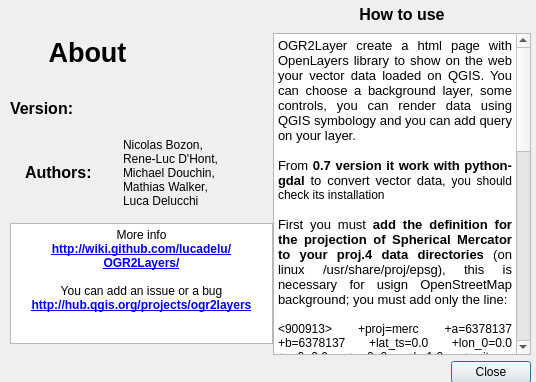
Old version of the form ui_About.ui in the repository lucadelu/OGR2Layers.
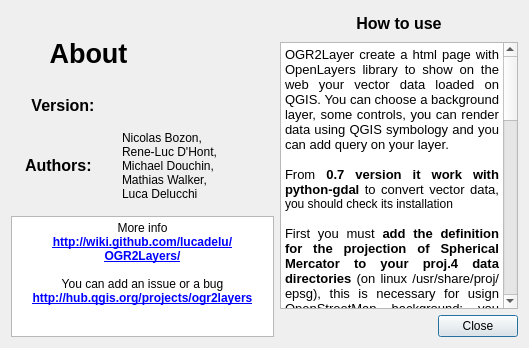
New version of the form. Icons and pictures are not drawn.

Commit message: fix layout in about dialog

The edit to the form file:
```diff
--- a/ui_About.ui
+++ b/ui_About.ui
@@ -6,8 +6,8 @@
    <rect>
     <x>0</x>
     <y>0</y>
-    <width>536</width>
-    <height>382</height>
+    <width>529</width>
+    <height>336</height>
    </rect>
   </property>
   <property name="sizePolicy">
@@ -19,93 +19,8 @@
   <property name="windowTitle">
    <string>OGR2Layers Plugin: Info</string>
   </property>
-  <widget class="QWidget" name="layoutWidget">
-   <property name="geometry">
-    <rect>
-     <x>273</x>
-     <y>2</y>
-     <width>258</width>
-     <height>381</height>
-    </rect>
-   </property>
-   <layout class="QVBoxLayout" name="verticalLayout_2">
-    <item>
-     <widget class="QLabel" name="label_help">
-      <property name="minimumSize">
-       <size>
-        <width>0</width>
-        <height>25</height>
-       </size>
-      </property>
-      <property name="maximumSize">
-       <size>
-        <width>16777215</width>
-        <height>25</height>
-       </size>
-      </property>
-      <property name="text">
-       <string>&lt;!DOCTYPE HTML PUBLIC &quot;-//W3C//DTD HTML 4.0//EN&quot; &quot;http://www.w3.org/TR/REC-html40/strict.dtd&quot;&gt;
-&lt;html&gt;&lt;head&gt;&lt;meta name=&quot;qrichtext&quot; content=&quot;1&quot; /&gt;&lt;style type=&quot;text/css&quot;&gt;
-p, li { white-space: pre-wrap; }
-&lt;/style&gt;&lt;/head&gt;&lt;body style=&quot; font-family:'Sans Serif'; font-size:9pt; font-weight:400; font-style:normal;&quot;&gt;
-&lt;p align=&quot;center&quot; style=&quot; margin-top:0px; margin-bottom:0px; margin-left:0px; margin-right:0px; -qt-block-indent:0; text-indent:0px;&quot;&gt;&lt;span style=&quot; font-size:12pt; font-weight:600;&quot;&gt;How to use&lt;/span&gt;&lt;/p&gt;&lt;/body&gt;&lt;/html&gt;</string>
-      </property>
-     </widget>
-    </item>
-    <item>
-     <widget class="QTextBrowser" name="textBrowser_2">
-      <property name="font">
-       <font>
-        <weight>50</weight>
-        <bold>false</bold>
-       </font>
-      </property>
-      <property name="html">
-       <string>&lt;!DOCTYPE HTML PUBLIC &quot;-//W3C//DTD HTML 4.0//EN&quot; &quot;http://www.w3.org/TR/REC-html40/strict.dtd&quot;&gt;
-&lt;html&gt;&lt;head&gt;&lt;meta name=&quot;qrichtext&quot; content=&quot;1&quot; /&gt;&lt;style type=&quot;text/css&quot;&gt;
-p, li { white-space: pre-wrap; }
-&lt;/style&gt;&lt;/head&gt;&lt;body style=&quot; font-family:'Sans Serif'; font-size:9pt; font-weight:400; font-style:normal;&quot;&gt;
-&lt;p align=&quot;justify&quot; style=&quot; margin-top:0px; margin-bottom:0px; margin-left:0px; margin-right:0px; -qt-block-indent:0; text-indent:0px;&quot;&gt;&lt;span style=&quot; font-size:10pt;&quot;&gt;OGR2Layer create a html page with OpenLayers library to show on the web your vector data loaded on QGIS. You can choose a background layer, some controls, you can render data using QGIS symbology and you can add query on your layer.&lt;/span&gt;&lt;/p&gt;
-&lt;p align=&quot;justify&quot; style=&quot;-qt-paragraph-type:empty; margin-top:0px; margin-bottom:0px; margin-left:0px; margin-right:0px; -qt-block-indent:0; text-indent:0px; font-size:10pt;&quot;&gt;&lt;/p&gt;
-&lt;p align=&quot;justify&quot; style=&quot; margin-top:0px; margin-bottom:0px; margin-left:0px; margin-right:0px; -qt-block-indent:0; text-indent:0px;&quot;&gt;&lt;span style=&quot; font-size:10pt;&quot;&gt;From &lt;/span&gt;&lt;span style=&quot; font-size:10pt; font-weight:600;&quot;&gt;0.7 version it work with python-gdal&lt;/span&gt;&lt;span style=&quot; font-size:10pt;&quot;&gt; to convert vector data, &lt;/span&gt;&lt;a name=&quot;result_box&quot;&gt;&lt;/a&gt;&lt;span style=&quot; background-color:#ffffff;&quot;&gt;y&lt;/span&gt;&lt;span style=&quot; background-color:#ffffff;&quot;&gt;ou should check its installation&lt;/span&gt;&lt;/p&gt;
-&lt;p align=&quot;justify&quot; style=&quot;-qt-paragraph-type:empty; margin-top:0px; margin-bottom:0px; margin-left:0px; margin-right:0px; -qt-block-indent:0; text-indent:0px; font-size:10pt;&quot;&gt;&lt;/p&gt;
-&lt;p align=&quot;justify&quot; style=&quot; margin-top:0px; margin-bottom:0px; margin-left:0px; margin-right:0px; -qt-block-indent:0; text-indent:0px;&quot;&gt;&lt;span style=&quot; font-size:10pt;&quot;&gt;First you must &lt;/span&gt;&lt;span style=&quot; font-size:10pt; font-weight:600;&quot;&gt;add the definition for the projection of Spherical Mercator to your proj.4 data directories&lt;/span&gt;&lt;span style=&quot; font-size:10pt;&quot;&gt; (on linux /usr/share/proj/epsg), this is necessary for usign OpenStreetMap background; you must add only the line:&lt;/span&gt;&lt;/p&gt;
-&lt;p align=&quot;justify&quot; style=&quot;-qt-paragraph-type:empty; margin-top:0px; margin-bottom:0px; margin-left:0px; margin-right:0px; -qt-block-indent:0; text-indent:0px; font-size:10pt;&quot;&gt;&lt;/p&gt;
-&lt;p align=&quot;justify&quot; style=&quot; margin-top:0px; margin-bottom:0px; margin-left:0px; margin-right:0px; -qt-block-indent:0; text-indent:0px;&quot;&gt;&lt;span style=&quot; font-family:'Courier New, courier';&quot;&gt;&amp;lt;900913&amp;gt; +proj=merc +a=6378137 +b=6378137 +lat_ts=0.0 +lon_0=0.0 +x_0=0.0 +y_0=0 +k=1.0 +units=m +nadgrids=@null +no_defs&lt;/span&gt;&lt;/p&gt;
-&lt;p align=&quot;justify&quot; style=&quot;-qt-paragraph-type:empty; margin-top:0px; margin-bottom:0px; margin-left:0px; margin-right:0px; -qt-block-indent:0; text-indent:0px;&quot;&gt;&lt;/p&gt;
-&lt;p align=&quot;justify&quot; style=&quot; margin-top:0px; margin-bottom:0px; margin-left:0px; margin-right:0px; -qt-block-indent:0; text-indent:0px;&quot;&gt;&lt;span style=&quot; font-size:10pt;&quot;&gt;The second important part is &lt;/span&gt;&lt;span style=&quot; font-size:10pt; font-weight:600;&quot;&gt;your vector layer has a  known spatial reference system&lt;/span&gt;&lt;span style=&quot; font-size:10pt;&quot;&gt; (e.g. file .prj for shapefile) then you can load vector data and start OGR2Layer plugin, now  you choose the directory where the plugin save the files (.html for internet page and gml for vector data) and several option to add in OpenLayers.&lt;/span&gt;&lt;/p&gt;
-&lt;p align=&quot;justify&quot; style=&quot;-qt-paragraph-type:empty; margin-top:0px; margin-bottom:0px; margin-left:0px; margin-right:0px; -qt-block-indent:0; text-indent:0px; font-size:10pt;&quot;&gt;&lt;/p&gt;
-&lt;p align=&quot;justify&quot; style=&quot; margin-top:0px; margin-bottom:0px; margin-left:0px; margin-right:0px; -qt-block-indent:0; text-indent:0px;&quot;&gt;&lt;span style=&quot; font-size:10pt;&quot;&gt;From &lt;/span&gt;&lt;span style=&quot; font-size:10pt; font-weight:600;&quot;&gt;version 0.8.0&lt;/span&gt;&lt;span style=&quot; font-size:10pt;&quot;&gt; &amp;quot;&lt;/span&gt;&lt;span style=&quot; font-size:10pt; font-style:italic;&quot;&gt;QGIS Render&lt;/span&gt;&lt;span style=&quot; font-size:10pt;&quot;&gt;&amp;quot; in the &amp;quot;&lt;/span&gt;&lt;span style=&quot; font-size:10pt; font-style:italic;&quot;&gt;Render option&lt;/span&gt;&lt;span style=&quot; font-size:10pt;&quot;&gt;&amp;quot; supports all symbologies of &amp;quot;&lt;/span&gt;&lt;span style=&quot; font-size:10pt; font-style:italic;&quot;&gt;Old symbology Style&lt;/span&gt;&lt;span style=&quot; font-size:10pt;&quot;&gt;&amp;quot;&lt;/span&gt;&lt;/p&gt;
-&lt;p align=&quot;justify&quot; style=&quot;-qt-paragraph-type:empty; margin-top:0px; margin-bottom:0px; margin-left:0px; margin-right:0px; -qt-block-indent:0; text-indent:0px; font-size:10pt;&quot;&gt;&lt;/p&gt;
-&lt;p align=&quot;justify&quot; style=&quot; margin-top:0px; margin-bottom:0px; margin-left:0px; margin-right:0px; -qt-block-indent:0; text-indent:0px;&quot;&gt;&lt;span style=&quot; font-size:10pt;&quot;&gt;From &lt;/span&gt;&lt;span style=&quot; font-size:10pt; font-weight:600;&quot;&gt;version 0.8.1&lt;/span&gt;&lt;span style=&quot; font-size:10pt;&quot;&gt; it supports also the QGIS svg symbols for &amp;quot;&lt;/span&gt;&lt;span style=&quot; font-size:10pt; font-style:italic;&quot;&gt;Single Symbol&lt;/span&gt;&lt;span style=&quot; font-size:10pt;&quot;&gt;&amp;quot; and &amp;quot;&lt;/span&gt;&lt;span style=&quot; font-size:10pt; font-style:italic;&quot;&gt;Unique Value&lt;/span&gt;&lt;span style=&quot; font-size:10pt;&quot;&gt;&amp;quot;, using &amp;quot;&lt;/span&gt;&lt;span style=&quot; font-size:10pt; font-style:italic;&quot;&gt;Old symbology&lt;/span&gt;&lt;span style=&quot; font-size:10pt;&quot;&gt;&amp;quot;. &lt;/span&gt;&lt;/p&gt;
-&lt;p align=&quot;justify&quot; style=&quot; margin-top:0px; margin-bottom:0px; margin-left:0px; margin-right:0px; -qt-block-indent:0; text-indent:0px;&quot;&gt;&lt;span style=&quot; font-size:10pt; font-weight:600;&quot;&gt;Important&lt;/span&gt;&lt;span style=&quot; font-size:10pt;&quot;&gt;: Only svg icons can be used.&lt;/span&gt;&lt;/p&gt;
-&lt;p align=&quot;justify&quot; style=&quot;-qt-paragraph-type:empty; margin-top:0px; margin-bottom:0px; margin-left:0px; margin-right:0px; -qt-block-indent:0; text-indent:0px; font-size:10pt;&quot;&gt;&lt;/p&gt;
-&lt;p align=&quot;justify&quot; style=&quot; margin-top:0px; margin-bottom:0px; margin-left:0px; margin-right:0px; -qt-block-indent:0; text-indent:0px;&quot;&gt;&lt;span style=&quot; font-size:10pt;&quot;&gt;From &lt;/span&gt;&lt;span style=&quot; font-size:10pt; font-weight:600;&quot;&gt;version 0.8.4&lt;/span&gt;&lt;span style=&quot; font-size:10pt;&quot;&gt; it supports the &amp;quot;&lt;/span&gt;&lt;span style=&quot; font-size:10pt; font-style:italic;&quot;&gt;New Symbology&lt;/span&gt;&lt;span style=&quot; font-size:10pt;&quot;&gt;&amp;quot;, it is possible to use only simple simbology for &amp;quot;&lt;/span&gt;&lt;span style=&quot; font-size:10pt; font-style:italic;&quot;&gt;Single Symbol&lt;/span&gt;&lt;span style=&quot; font-size:10pt;&quot;&gt;&amp;quot;, &amp;quot;&lt;/span&gt;&lt;span style=&quot; font-size:10pt; font-style:italic;&quot;&gt;Catagorized&lt;/span&gt;&lt;span style=&quot; font-size:10pt;&quot;&gt;&amp;quot;, &amp;quot;&lt;/span&gt;&lt;span style=&quot; font-size:10pt; font-style:italic;&quot;&gt;Graduated&lt;/span&gt;&lt;span style=&quot; font-size:10pt;&quot;&gt;&amp;quot;. &lt;/span&gt;&lt;/p&gt;
-&lt;p align=&quot;justify&quot; style=&quot; margin-top:0px; margin-bottom:0px; margin-left:0px; margin-right:0px; -qt-block-indent:0; text-indent:0px;&quot;&gt;&lt;span style=&quot; font-size:10pt; font-weight:600;&quot;&gt;Warning&lt;/span&gt;&lt;span style=&quot; font-size:10pt;&quot;&gt;: The svg icons are not supported yet&lt;/span&gt;&lt;/p&gt;
-&lt;p align=&quot;justify&quot; style=&quot;-qt-paragraph-type:empty; margin-top:0px; margin-bottom:0px; margin-left:0px; margin-right:0px; -qt-block-indent:0; text-indent:0px; font-size:10pt;&quot;&gt;&lt;/p&gt;
-&lt;p align=&quot;justify&quot; style=&quot; margin-top:0px; margin-bottom:0px; margin-left:0px; margin-right:0px; -qt-block-indent:0; text-indent:0px;&quot;&gt;&lt;span style=&quot; font-size:10pt;&quot;&gt;In the &amp;quot;&lt;/span&gt;&lt;span style=&quot; font-size:10pt; font-style:italic;&quot;&gt;Query Options&lt;/span&gt;&lt;span style=&quot; font-size:10pt;&quot;&gt;&amp;quot; the option &amp;quot;&lt;/span&gt;&lt;span style=&quot; font-size:10pt; font-style:italic;&quot;&gt;query more features&lt;/span&gt;&lt;span style=&quot; font-size:10pt;&quot;&gt;&amp;quot; use OpenLayers Strategy Cluster, this solution allow to cluster more point features and query the group, it's useful when points are very neighbouring.&lt;/span&gt;&lt;/p&gt;
-&lt;p align=&quot;justify&quot; style=&quot; margin-top:0px; margin-bottom:0px; margin-left:0px; margin-right:0px; -qt-block-indent:0; text-indent:0px;&quot;&gt;&lt;span style=&quot; font-size:10pt; font-weight:600;&quot;&gt;Important&lt;/span&gt;&lt;span style=&quot; font-size:10pt;&quot;&gt;: remember &amp;quot;&lt;/span&gt;&lt;span style=&quot; font-size:10pt; font-style:italic;&quot;&gt;query more features&lt;/span&gt;&lt;span style=&quot; font-size:10pt;&quot;&gt;&amp;quot; doesn't work with &amp;quot;&lt;/span&gt;&lt;span style=&quot; font-size:10pt; font-style:italic;&quot;&gt;Unique Value&lt;/span&gt;&lt;span style=&quot; font-size:10pt;&quot;&gt;&amp;quot; symbology&lt;/span&gt;&lt;/p&gt;&lt;/body&gt;&lt;/html&gt;</string>
-      </property>
-     </widget>
-    </item>
-    <item>
-     <widget class="QDialogButtonBox" name="buttonBox">
-      <property name="standardButtons">
-       <set>QDialogButtonBox::Close</set>
-      </property>
-     </widget>
-    </item>
-   </layout>
-  </widget>
-  <widget class="QWidget" name="layoutWidget">
-   <property name="geometry">
-    <rect>
-     <x>10</x>
-     <y>10</y>
-     <width>265</width>
-     <height>334</height>
-    </rect>
-   </property>
+  <layout class="QGridLayout" name="gridLayout">
+   <item row="0" column="0">
    <layout class="QVBoxLayout" name="verticalLayout">
     <item>
      <layout class="QHBoxLayout" name="horizontalLayout_3">
@@ -205,14 +120,20 @@
 &lt;/style&gt;&lt;/head&gt;&lt;body style=&quot; font-family:'Sans Serif'; font-size:9pt; font-weight:400; font-style:normal;&quot;&gt;
 &lt;p style=&quot; margin-top:0px; margin-bottom:0px; margin-left:0px; margin-right:0px; -qt-block-indent:0; text-indent:0px;&quot;&gt;&lt;span style=&quot; font-size:12pt; font-weight:600;&quot;&gt;Version:&lt;/span&gt;&lt;/p&gt;&lt;/body&gt;&lt;/html&gt;</string>
         </property>
+         <property name="alignment">
+          <set>Qt::AlignCenter</set>
+         </property>
+         <property name="margin">
+          <number>0</number>
+         </property>
        </widget>
       </item>
       <item>
        <widget class="QLabel" name="version_n">
         <property name="maximumSize">
          <size>
-          <width>200</width>
-          <height>16777215</height>
+           <width>136</width>
+           <height>89</height>
          </size>
         </property>
         <property name="text">
@@ -308,17 +229,88 @@
        <string>&lt;!DOCTYPE HTML PUBLIC &quot;-//W3C//DTD HTML 4.0//EN&quot; &quot;http://www.w3.org/TR/REC-html40/strict.dtd&quot;&gt;
 &lt;html&gt;&lt;head&gt;&lt;meta name=&quot;qrichtext&quot; content=&quot;1&quot; /&gt;&lt;style type=&quot;text/css&quot;&gt;
 p, li { white-space: pre-wrap; }
+&lt;/style&gt;&lt;/head&gt;&lt;body style=&quot; font-family:'DejaVu Sans'; font-size:9pt; font-weight:400; font-style:normal;&quot;&gt;
+&lt;p align=&quot;center&quot; style=&quot; margin-top:0px; margin-bottom:0px; margin-left:0px; margin-right:0px; -qt-block-indent:0; text-indent:0px;&quot;&gt;&lt;span style=&quot; font-family:'Sans Serif';&quot;&gt;More info&lt;/span&gt;&lt;/p&gt;
+&lt;p align=&quot;center&quot; style=&quot; margin-top:0px; margin-bottom:0px; margin-left:0px; margin-right:0px; -qt-block-indent:0; text-indent:0px;&quot;&gt;&lt;a href=&quot;http://wiki.github.com/lucadelu/OGR2Layers/ &quot;&gt;&lt;span style=&quot; font-family:'Sans Serif'; font-weight:600; text-decoration: underline; color:#0000ff;&quot;&gt;http://wiki.github.com/lucadelu/OGR2Layers/&lt;/span&gt;&lt;/a&gt;&lt;/p&gt;
+&lt;p style=&quot;-qt-paragraph-type:empty; margin-top:0px; margin-bottom:0px; margin-left:0px; margin-right:0px; -qt-block-indent:0; text-indent:0px; font-family:'Sans Serif'; font-weight:600; text-decoration: underline; color:#0000ff;&quot;&gt;&lt;br /&gt;&lt;/p&gt;
+&lt;p align=&quot;center&quot; style=&quot; margin-top:0px; margin-bottom:0px; margin-left:0px; margin-right:0px; -qt-block-indent:0; text-indent:0px;&quot;&gt;&lt;span style=&quot; font-family:'Sans Serif';&quot;&gt;You can add an issue or a bug&lt;/span&gt;&lt;/p&gt;
+&lt;p align=&quot;center&quot; style=&quot; margin-top:0px; margin-bottom:0px; margin-left:0px; margin-right:0px; -qt-block-indent:0; text-indent:0px;&quot;&gt;&lt;a href=&quot;http://hub.qgis.org/projects/ogr2layers&quot;&gt;&lt;span style=&quot; font-family:'Sans Serif'; font-weight:600; text-decoration: underline; color:#0000ff;&quot;&gt;http://hub.qgis.org/projects/ogr2layers&lt;/span&gt;&lt;/a&gt;&lt;/p&gt;&lt;/body&gt;&lt;/html&gt;</string>
+       </property>
+      </widget>
+     </item>
+    </layout>
+   </item>
+   <item row="0" column="1">
+    <layout class="QVBoxLayout" name="verticalLayout_2">
+     <item>
+      <widget class="QLabel" name="label_help">
+       <property name="minimumSize">
+        <size>
+         <width>0</width>
+         <height>25</height>
+        </size>
+       </property>
+       <property name="maximumSize">
+        <size>
+         <width>16777215</width>
+         <height>25</height>
+        </size>
+       </property>
+       <property name="text">
+        <string>&lt;!DOCTYPE HTML PUBLIC &quot;-//W3C//DTD HTML 4.0//EN&quot; &quot;http://www.w3.org/TR/REC-html40/strict.dtd&quot;&gt;
+&lt;html&gt;&lt;head&gt;&lt;meta name=&quot;qrichtext&quot; content=&quot;1&quot; /&gt;&lt;style type=&quot;text/css&quot;&gt;
+p, li { white-space: pre-wrap; }
 &lt;/style&gt;&lt;/head&gt;&lt;body style=&quot; font-family:'Sans Serif'; font-size:9pt; font-weight:400; font-style:normal;&quot;&gt;
-&lt;p align=&quot;center&quot; style=&quot; margin-top:0px; margin-bottom:0px; margin-left:0px; margin-right:0px; -qt-block-indent:0; text-indent:0px;&quot;&gt;More info&lt;/p&gt;
-&lt;p align=&quot;center&quot; style=&quot; margin-top:0px; margin-bottom:0px; margin-left:0px; margin-right:0px; -qt-block-indent:0; text-indent:0px;&quot;&gt;&lt;a href=&quot;http://wiki.github.com/lucadelu/OGR2Layers/ &quot;&gt;&lt;span style=&quot; font-weight:600; text-decoration: underline; color:#0000ff;&quot;&gt;http://wiki.github.com/lucadelu/OGR2Layers/&lt;/span&gt;&lt;/a&gt;&lt;/p&gt;
-&lt;p style=&quot;-qt-paragraph-type:empty; margin-top:0px; margin-bottom:0px; margin-left:0px; margin-right:0px; -qt-block-indent:0; text-indent:0px; font-weight:600; text-decoration: underline; color:#0000ff;&quot;&gt;&lt;/p&gt;
-&lt;p align=&quot;center&quot; style=&quot; margin-top:0px; margin-bottom:0px; margin-left:0px; margin-right:0px; -qt-block-indent:0; text-indent:0px;&quot;&gt;You can add an issue or a bug&lt;/p&gt;
-&lt;p align=&quot;center&quot; style=&quot; margin-top:0px; margin-bottom:0px; margin-left:0px; margin-right:0px; -qt-block-indent:0; text-indent:0px;&quot;&gt;&lt;a href=&quot;http://hub.qgis.org/projects/ogr2layers&quot;&gt;&lt;span style=&quot; font-weight:600; text-decoration: underline; color:#0000ff;&quot;&gt;http://hub.qgis.org/projects/ogr2layers&lt;/span&gt;&lt;/a&gt;&lt;/p&gt;&lt;/body&gt;&lt;/html&gt;</string>
+&lt;p align=&quot;center&quot; style=&quot; margin-top:0px; margin-bottom:0px; margin-left:0px; margin-right:0px; -qt-block-indent:0; text-indent:0px;&quot;&gt;&lt;span style=&quot; font-size:12pt; font-weight:600;&quot;&gt;How to use&lt;/span&gt;&lt;/p&gt;&lt;/body&gt;&lt;/html&gt;</string>
       </property>
      </widget>
     </item>
-   </layout>
-  </widget>
+     <item>
+      <widget class="QTextBrowser" name="textBrowser_2">
+       <property name="font">
+        <font>
+         <weight>50</weight>
+         <bold>false</bold>
+        </font>
+       </property>
+       <property name="html">
+        <string>&lt;!DOCTYPE HTML PUBLIC &quot;-//W3C//DTD HTML 4.0//EN&quot; &quot;http://www.w3.org/TR/REC-html40/strict.dtd&quot;&gt;
+&lt;html&gt;&lt;head&gt;&lt;meta name=&quot;qrichtext&quot; content=&quot;1&quot; /&gt;&lt;style type=&quot;text/css&quot;&gt;
+p, li { white-space: pre-wrap; }
+&lt;/style&gt;&lt;/head&gt;&lt;body style=&quot; font-family:'DejaVu Sans'; font-size:9pt; font-weight:400; font-style:normal;&quot;&gt;
+&lt;p align=&quot;justify&quot; style=&quot; margin-top:0px; margin-bottom:0px; margin-left:0px; margin-right:0px; -qt-block-indent:0; text-indent:0px;&quot;&gt;&lt;span style=&quot; font-family:'Sans Serif'; font-size:10pt;&quot;&gt;OGR2Layer create a html page with OpenLayers library to show on the web your vector data loaded on QGIS. You can choose a background layer, some controls, you can render data using QGIS symbology and you can add query on your layer.&lt;/span&gt;&lt;/p&gt;
+&lt;p align=&quot;justify&quot; style=&quot;-qt-paragraph-type:empty; margin-top:0px; margin-bottom:0px; margin-left:0px; margin-right:0px; -qt-block-indent:0; text-indent:0px; font-family:'Sans Serif'; font-size:10pt;&quot;&gt;&lt;br /&gt;&lt;/p&gt;
+&lt;p align=&quot;justify&quot; style=&quot; margin-top:0px; margin-bottom:0px; margin-left:0px; margin-right:0px; -qt-block-indent:0; text-indent:0px;&quot;&gt;&lt;span style=&quot; font-family:'Sans Serif'; font-size:10pt;&quot;&gt;From &lt;/span&gt;&lt;span style=&quot; font-family:'Sans Serif'; font-size:10pt; font-weight:600;&quot;&gt;0.7 version it work with python-gdal&lt;/span&gt;&lt;span style=&quot; font-family:'Sans Serif'; font-size:10pt;&quot;&gt; to convert vector data, &lt;/span&gt;&lt;a name=&quot;result_box&quot;&gt;&lt;/a&gt;&lt;span style=&quot; font-family:'Sans Serif'; background-color:#ffffff;&quot;&gt;y&lt;/span&gt;&lt;span style=&quot; font-family:'Sans Serif'; background-color:#ffffff;&quot;&gt;ou should check its installation&lt;/span&gt;&lt;/p&gt;
+&lt;p align=&quot;justify&quot; style=&quot;-qt-paragraph-type:empty; margin-top:0px; margin-bottom:0px; margin-left:0px; margin-right:0px; -qt-block-indent:0; text-indent:0px; font-family:'Sans Serif'; font-size:10pt;&quot;&gt;&lt;br /&gt;&lt;/p&gt;
+&lt;p align=&quot;justify&quot; style=&quot; margin-top:0px; margin-bottom:0px; margin-left:0px; margin-right:0px; -qt-block-indent:0; text-indent:0px;&quot;&gt;&lt;span style=&quot; font-family:'Sans Serif'; font-size:10pt;&quot;&gt;First you must &lt;/span&gt;&lt;span style=&quot; font-family:'Sans Serif'; font-size:10pt; font-weight:600;&quot;&gt;add the definition for the projection of Spherical Mercator to your proj.4 data directories&lt;/span&gt;&lt;span style=&quot; font-family:'Sans Serif'; font-size:10pt;&quot;&gt; (on linux /usr/share/proj/epsg), this is necessary for usign OpenStreetMap background; you must add only the line:&lt;/span&gt;&lt;/p&gt;
+&lt;p align=&quot;justify&quot; style=&quot;-qt-paragraph-type:empty; margin-top:0px; margin-bottom:0px; margin-left:0px; margin-right:0px; -qt-block-indent:0; text-indent:0px; font-family:'Sans Serif'; font-size:10pt;&quot;&gt;&lt;br /&gt;&lt;/p&gt;
+&lt;p align=&quot;justify&quot; style=&quot; margin-top:0px; margin-bottom:0px; margin-left:0px; margin-right:0px; -qt-block-indent:0; text-indent:0px;&quot;&gt;&lt;span style=&quot; font-family:'Courier New, courier';&quot;&gt;&amp;lt;900913&amp;gt; +proj=merc +a=6378137 +b=6378137 +lat_ts=0.0 +lon_0=0.0 +x_0=0.0 +y_0=0 +k=1.0 +units=m +nadgrids=@null +no_defs&lt;/span&gt;&lt;/p&gt;
+&lt;p align=&quot;justify&quot; style=&quot;-qt-paragraph-type:empty; margin-top:0px; margin-bottom:0px; margin-left:0px; margin-right:0px; -qt-block-indent:0; text-indent:0px; font-family:'Sans Serif';&quot;&gt;&lt;br /&gt;&lt;/p&gt;
+&lt;p align=&quot;justify&quot; style=&quot; margin-top:0px; margin-bottom:0px; margin-left:0px; margin-right:0px; -qt-block-indent:0; text-indent:0px;&quot;&gt;&lt;span style=&quot; font-family:'Sans Serif'; font-size:10pt;&quot;&gt;The second important part is &lt;/span&gt;&lt;span style=&quot; font-family:'Sans Serif'; font-size:10pt; font-weight:600;&quot;&gt;your vector layer has a  known spatial reference system&lt;/span&gt;&lt;span style=&quot; font-family:'Sans Serif'; font-size:10pt;&quot;&gt; (e.g. file .prj for shapefile) then you can load vector data and start OGR2Layer plugin, now  you choose the directory where the plugin save the files (.html for internet page and gml for vector data) and several option to add in OpenLayers.&lt;/span&gt;&lt;/p&gt;
+&lt;p align=&quot;justify&quot; style=&quot;-qt-paragraph-type:empty; margin-top:0px; margin-bottom:0px; margin-left:0px; margin-right:0px; -qt-block-indent:0; text-indent:0px; font-family:'Sans Serif'; font-size:10pt;&quot;&gt;&lt;br /&gt;&lt;/p&gt;
+&lt;p align=&quot;justify&quot; style=&quot; margin-top:0px; margin-bottom:0px; margin-left:0px; margin-right:0px; -qt-block-indent:0; text-indent:0px;&quot;&gt;&lt;span style=&quot; font-family:'Sans Serif'; font-size:10pt;&quot;&gt;From &lt;/span&gt;&lt;span style=&quot; font-family:'Sans Serif'; font-size:10pt; font-weight:600;&quot;&gt;version 0.8.0&lt;/span&gt;&lt;span style=&quot; font-family:'Sans Serif'; font-size:10pt;&quot;&gt; &amp;quot;&lt;/span&gt;&lt;span style=&quot; font-family:'Sans Serif'; font-size:10pt; font-style:italic;&quot;&gt;QGIS Render&lt;/span&gt;&lt;span style=&quot; font-family:'Sans Serif'; font-size:10pt;&quot;&gt;&amp;quot; in the &amp;quot;&lt;/span&gt;&lt;span style=&quot; font-family:'Sans Serif'; font-size:10pt; font-style:italic;&quot;&gt;Render option&lt;/span&gt;&lt;span style=&quot; font-family:'Sans Serif'; font-size:10pt;&quot;&gt;&amp;quot; supports all symbologies of &amp;quot;&lt;/span&gt;&lt;span style=&quot; font-family:'Sans Serif'; font-size:10pt; font-style:italic;&quot;&gt;Old symbology Style&lt;/span&gt;&lt;span style=&quot; font-family:'Sans Serif'; font-size:10pt;&quot;&gt;&amp;quot;&lt;/span&gt;&lt;/p&gt;
+&lt;p align=&quot;justify&quot; style=&quot;-qt-paragraph-type:empty; margin-top:0px; margin-bottom:0px; margin-left:0px; margin-right:0px; -qt-block-indent:0; text-indent:0px; font-family:'Sans Serif'; font-size:10pt;&quot;&gt;&lt;br /&gt;&lt;/p&gt;
+&lt;p align=&quot;justify&quot; style=&quot; margin-top:0px; margin-bottom:0px; margin-left:0px; margin-right:0px; -qt-block-indent:0; text-indent:0px;&quot;&gt;&lt;span style=&quot; font-family:'Sans Serif'; font-size:10pt;&quot;&gt;From &lt;/span&gt;&lt;span style=&quot; font-family:'Sans Serif'; font-size:10pt; font-weight:600;&quot;&gt;version 0.8.1&lt;/span&gt;&lt;span style=&quot; font-family:'Sans Serif'; font-size:10pt;&quot;&gt; it supports also the QGIS svg symbols for &amp;quot;&lt;/span&gt;&lt;span style=&quot; font-family:'Sans Serif'; font-size:10pt; font-style:italic;&quot;&gt;Single Symbol&lt;/span&gt;&lt;span style=&quot; font-family:'Sans Serif'; font-size:10pt;&quot;&gt;&amp;quot; and &amp;quot;&lt;/span&gt;&lt;span style=&quot; font-family:'Sans Serif'; font-size:10pt; font-style:italic;&quot;&gt;Unique Value&lt;/span&gt;&lt;span style=&quot; font-family:'Sans Serif'; font-size:10pt;&quot;&gt;&amp;quot;, using &amp;quot;&lt;/span&gt;&lt;span style=&quot; font-family:'Sans Serif'; font-size:10pt; font-style:italic;&quot;&gt;Old symbology&lt;/span&gt;&lt;span style=&quot; font-family:'Sans Serif'; font-size:10pt;&quot;&gt;&amp;quot;. &lt;/span&gt;&lt;/p&gt;
+&lt;p align=&quot;justify&quot; style=&quot; margin-top:0px; margin-bottom:0px; margin-left:0px; margin-right:0px; -qt-block-indent:0; text-indent:0px;&quot;&gt;&lt;span style=&quot; font-family:'Sans Serif'; font-size:10pt; font-weight:600;&quot;&gt;Important&lt;/span&gt;&lt;span style=&quot; font-family:'Sans Serif'; font-size:10pt;&quot;&gt;: Only svg icons can be used.&lt;/span&gt;&lt;/p&gt;
+&lt;p align=&quot;justify&quot; style=&quot;-qt-paragraph-type:empty; margin-top:0px; margin-bottom:0px; margin-left:0px; margin-right:0px; -qt-block-indent:0; text-indent:0px; font-family:'Sans Serif'; font-size:10pt;&quot;&gt;&lt;br /&gt;&lt;/p&gt;
+&lt;p align=&quot;justify&quot; style=&quot; margin-top:0px; margin-bottom:0px; margin-left:0px; margin-right:0px; -qt-block-indent:0; text-indent:0px;&quot;&gt;&lt;span style=&quot; font-family:'Sans Serif'; font-size:10pt;&quot;&gt;From &lt;/span&gt;&lt;span style=&quot; font-family:'Sans Serif'; font-size:10pt; font-weight:600;&quot;&gt;version 0.8.4&lt;/span&gt;&lt;span style=&quot; font-family:'Sans Serif'; font-size:10pt;&quot;&gt; it supports the &amp;quot;&lt;/span&gt;&lt;span style=&quot; font-family:'Sans Serif'; font-size:10pt; font-style:italic;&quot;&gt;New Symbology&lt;/span&gt;&lt;span style=&quot; font-family:'Sans Serif'; font-size:10pt;&quot;&gt;&amp;quot;, it is possible to use only simple simbology for &amp;quot;&lt;/span&gt;&lt;span style=&quot; font-family:'Sans Serif'; font-size:10pt; font-style:italic;&quot;&gt;Single Symbol&lt;/span&gt;&lt;span style=&quot; font-family:'Sans Serif'; font-size:10pt;&quot;&gt;&amp;quot;, &amp;quot;&lt;/span&gt;&lt;span style=&quot; font-family:'Sans Serif'; font-size:10pt; font-style:italic;&quot;&gt;Catagorized&lt;/span&gt;&lt;span style=&quot; font-family:'Sans Serif'; font-size:10pt;&quot;&gt;&amp;quot;, &amp;quot;&lt;/span&gt;&lt;span style=&quot; font-family:'Sans Serif'; font-size:10pt; font-style:italic;&quot;&gt;Graduated&lt;/span&gt;&lt;span style=&quot; font-family:'Sans Serif'; font-size:10pt;&quot;&gt;&amp;quot;. &lt;/span&gt;&lt;/p&gt;
+&lt;p align=&quot;justify&quot; style=&quot; margin-top:0px; margin-bottom:0px; margin-left:0px; margin-right:0px; -qt-block-indent:0; text-indent:0px;&quot;&gt;&lt;span style=&quot; font-family:'Sans Serif'; font-size:10pt; font-weight:600;&quot;&gt;Warning&lt;/span&gt;&lt;span style=&quot; font-family:'Sans Serif'; font-size:10pt;&quot;&gt;: The svg icons are not supported yet&lt;/span&gt;&lt;/p&gt;
+&lt;p align=&quot;justify&quot; style=&quot;-qt-paragraph-type:empty; margin-top:0px; margin-bottom:0px; margin-left:0px; margin-right:0px; -qt-block-indent:0; text-indent:0px; font-family:'Sans Serif'; font-size:10pt;&quot;&gt;&lt;br /&gt;&lt;/p&gt;
+&lt;p align=&quot;justify&quot; style=&quot; margin-top:0px; margin-bottom:0px; margin-left:0px; margin-right:0px; -qt-block-indent:0; text-indent:0px;&quot;&gt;&lt;span style=&quot; font-family:'Sans Serif'; font-size:10pt;&quot;&gt;In the &amp;quot;&lt;/span&gt;&lt;span style=&quot; font-family:'Sans Serif'; font-size:10pt; font-style:italic;&quot;&gt;Query Options&lt;/span&gt;&lt;span style=&quot; font-family:'Sans Serif'; font-size:10pt;&quot;&gt;&amp;quot; the option &amp;quot;&lt;/span&gt;&lt;span style=&quot; font-family:'Sans Serif'; font-size:10pt; font-style:italic;&quot;&gt;query more features&lt;/span&gt;&lt;span style=&quot; font-family:'Sans Serif'; font-size:10pt;&quot;&gt;&amp;quot; use OpenLayers Strategy Cluster, this solution allow to cluster more point features and query the group, it's useful when points are very neighbouring.&lt;/span&gt;&lt;/p&gt;
+&lt;p align=&quot;justify&quot; style=&quot; margin-top:0px; margin-bottom:0px; margin-left:0px; margin-right:0px; -qt-block-indent:0; text-indent:0px;&quot;&gt;&lt;span style=&quot; font-family:'Sans Serif'; font-size:10pt; font-weight:600;&quot;&gt;Important&lt;/span&gt;&lt;span style=&quot; font-family:'Sans Serif'; font-size:10pt;&quot;&gt;: remember &amp;quot;&lt;/span&gt;&lt;span style=&quot; font-family:'Sans Serif'; font-size:10pt; font-style:italic;&quot;&gt;query more features&lt;/span&gt;&lt;span style=&quot; font-family:'Sans Serif'; font-size:10pt;&quot;&gt;&amp;quot; doesn't work with &amp;quot;&lt;/span&gt;&lt;span style=&quot; font-family:'Sans Serif'; font-size:10pt; font-style:italic;&quot;&gt;Unique Value&lt;/span&gt;&lt;span style=&quot; font-family:'Sans Serif'; font-size:10pt;&quot;&gt;&amp;quot; symbology&lt;/span&gt;&lt;/p&gt;&lt;/body&gt;&lt;/html&gt;</string>
+       </property>
+      </widget>
+     </item>
+     <item>
+      <widget class="QDialogButtonBox" name="buttonBox">
+       <property name="standardButtons">
+        <set>QDialogButtonBox::Close</set>
+       </property>
+      </widget>
+     </item>
+    </layout>
+   </item>
+  </layout>
  </widget>
  <resources>
   <include location="resources.qrc"/>
```
Lines whose indentation alone changed are shown as unchanged. The commit also changes 1 other file.
